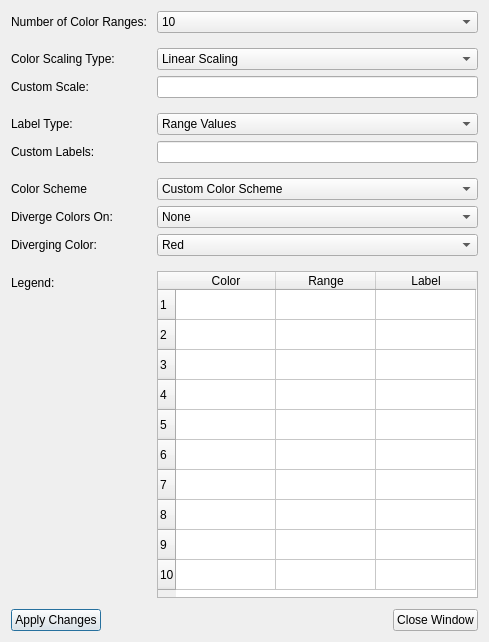
Qt form opus_gui/results_manager/views/mapnik_options_dialog.ui (psrc/urbansim) before a commit.
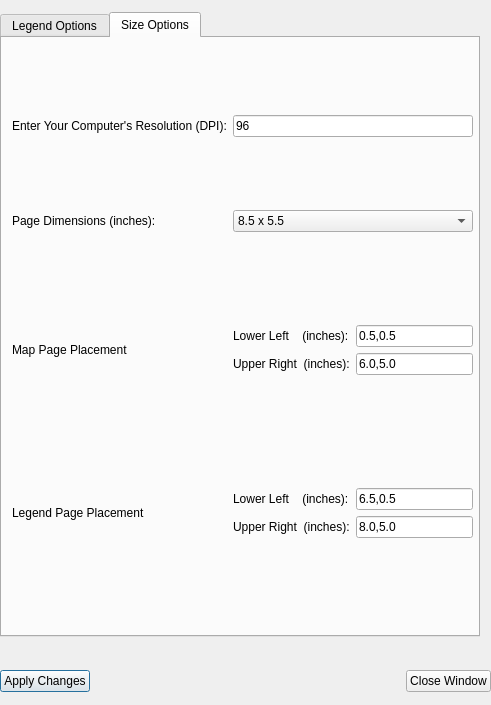
The same form after that commit. The open tabs and pages were chosen to show the change.

Commit message: added size options to mapnik maps

```diff
--- a/opus_gui/results_manager/views/mapnik_options_dialog.ui
+++ b/opus_gui/results_manager/views/mapnik_options_dialog.ui
@@ -5,21 +5,59 @@
    <rect>
     <x>0</x>
     <y>0</y>
-    <width>473</width>
-    <height>642</height>
+    <width>491</width>
+    <height>705</height>
    </rect>
   </property>
   <property name="windowTitle" >
    <string>Dialog</string>
   </property>
+  <widget class="QWidget" name="layoutWidget" >
+   <property name="geometry" >
+    <rect>
+     <x>0</x>
+     <y>0</y>
+     <width>491</width>
+     <height>706</height>
+    </rect>
+   </property>
   <layout class="QVBoxLayout" name="verticalLayout" >
    <item>
-    <layout class="QFormLayout" name="formLayout" >
+     <widget class="QTabWidget" name="tabWidget" >
+      <property name="sizePolicy" >
+       <sizepolicy vsizetype="Fixed" hsizetype="Fixed" >
+        <horstretch>0</horstretch>
+        <verstretch>0</verstretch>
+       </sizepolicy>
+      </property>
+      <property name="minimumSize" >
+       <size>
+        <width>480</width>
+        <height>625</height>
+       </size>
+      </property>
+      <property name="currentIndex" >
+       <number>0</number>
+      </property>
+      <widget class="QWidget" name="tab_legendOptions" >
+       <attribute name="title" >
+        <string>Legend Options</string>
+       </attribute>
+       <widget class="QWidget" name="layoutWidget" >
+        <property name="geometry" >
+         <rect>
+          <x>10</x>
+          <y>10</y>
+          <width>461</width>
+          <height>581</height>
+         </rect>
+        </property>
+        <layout class="QFormLayout" name="formLayout_4" >
      <property name="fieldGrowthPolicy" >
       <enum>QFormLayout::AllNonFixedFieldsGrow</enum>
      </property>
      <item row="0" column="0" >
-      <widget class="QLabel" name="label" >
+          <widget class="QLabel" name="label_31" >
        <property name="text" >
         <string>Number of Color Ranges: </string>
        </property>
@@ -80,7 +118,7 @@
       </widget>
      </item>
      <item row="1" column="1" >
-      <widget class="Line" name="line" >
+          <widget class="Line" name="line_13" >
        <property name="lineWidth" >
         <number>0</number>
        </property>
@@ -90,7 +128,7 @@
       </widget>
      </item>
      <item row="2" column="0" >
-      <widget class="QLabel" name="label_2" >
+          <widget class="QLabel" name="label_32" >
        <property name="text" >
         <string>Color Scaling Type:</string>
        </property>
@@ -116,7 +154,7 @@
       </widget>
      </item>
      <item row="3" column="0" >
-      <widget class="QLabel" name="label_3" >
+          <widget class="QLabel" name="label_33" >
        <property name="text" >
         <string>Custom Scale:</string>
        </property>
@@ -130,7 +168,7 @@
       </widget>
      </item>
      <item row="4" column="1" >
-      <widget class="Line" name="line_2" >
+          <widget class="Line" name="line_14" >
        <property name="lineWidth" >
         <number>0</number>
        </property>
@@ -140,7 +178,7 @@
       </widget>
      </item>
      <item row="5" column="0" >
-      <widget class="QLabel" name="label_8" >
+          <widget class="QLabel" name="label_34" >
        <property name="text" >
         <string>Label Type:</string>
        </property>
@@ -161,7 +199,7 @@
       </widget>
      </item>
      <item row="6" column="0" >
-      <widget class="QLabel" name="label_9" >
+          <widget class="QLabel" name="label_35" >
        <property name="text" >
         <string>Custom Labels:</string>
        </property>
@@ -175,7 +213,7 @@
       </widget>
      </item>
      <item row="7" column="1" >
-      <widget class="Line" name="line_3" >
+          <widget class="Line" name="line_15" >
        <property name="lineWidth" >
         <number>0</number>
        </property>
@@ -185,7 +223,7 @@
       </widget>
      </item>
      <item row="8" column="0" >
-      <widget class="QLabel" name="label_4" >
+          <widget class="QLabel" name="label_36" >
        <property name="text" >
         <string>Color Scheme</string>
        </property>
@@ -221,7 +259,7 @@
       </widget>
      </item>
      <item row="9" column="0" >
-      <widget class="QLabel" name="label_10" >
+          <widget class="QLabel" name="label_37" >
        <property name="text" >
         <string>Diverge Colors On:</string>
        </property>
@@ -287,7 +325,7 @@
       </widget>
      </item>
      <item row="10" column="0" >
-      <widget class="QLabel" name="label_7" >
+          <widget class="QLabel" name="label_38" >
        <property name="text" >
         <string>Diverging Color:</string>
        </property>
@@ -313,7 +351,7 @@
       </widget>
      </item>
      <item row="11" column="1" >
-      <widget class="Line" name="line_4" >
+          <widget class="Line" name="line_16" >
        <property name="lineWidth" >
         <number>0</number>
        </property>
@@ -323,7 +361,7 @@
       </widget>
      </item>
      <item row="12" column="0" >
-      <widget class="QLabel" name="label_5" >
+          <widget class="QLabel" name="label_39" >
        <property name="text" >
         <string>Legend:</string>
        </property>
@@ -340,7 +378,7 @@
        <property name="minimumSize" >
         <size>
          <width>321</width>
-         <height>326</height>
+             <height>323</height>
         </size>
        </property>
        <property name="maximumSize" >
@@ -401,6 +439,166 @@
       </widget>
      </item>
     </layout>
+       </widget>
+      </widget>
+      <widget class="QWidget" name="tab_sizeOptions" >
+       <attribute name="title" >
+        <string>Size Options</string>
+       </attribute>
+       <widget class="QWidget" name="layoutWidget_2" >
+        <property name="geometry" >
+         <rect>
+          <x>10</x>
+          <y>10</y>
+          <width>461</width>
+          <height>581</height>
+         </rect>
+        </property>
+        <layout class="QGridLayout" name="gridLayout" >
+         <item row="0" column="0" >
+          <widget class="QLabel" name="label" >
+           <property name="text" >
+            <string>Enter Your Computer's Resolution (DPI):</string>
+           </property>
+          </widget>
+         </item>
+         <item row="0" column="1" >
+          <widget class="QLineEdit" name="le_resolution" >
+           <property name="text" >
+            <string>96</string>
+           </property>
+          </widget>
+         </item>
+         <item row="1" column="0" >
+          <widget class="QLabel" name="label_2" >
+           <property name="text" >
+            <string>Page Dimensions (inches):</string>
+           </property>
+          </widget>
+         </item>
+         <item row="1" column="1" >
+          <widget class="QComboBox" name="cb_pageDims" >
+           <item>
+            <property name="text" >
+             <string>8.5 x 5.5</string>
+            </property>
+           </item>
+           <item>
+            <property name="text" >
+             <string>8.5 x 11</string>
+            </property>
+           </item>
+           <item>
+            <property name="text" >
+             <string>11 x 8.5</string>
+            </property>
+           </item>
+           <item>
+            <property name="text" >
+             <string>11 x 17</string>
+            </property>
+           </item>
+           <item>
+            <property name="text" >
+             <string>17 x 11</string>
+            </property>
+           </item>
+          </widget>
+         </item>
+         <item row="2" column="0" >
+          <widget class="QLabel" name="label_3" >
+           <property name="text" >
+            <string>Map Page Placement</string>
+           </property>
+          </widget>
+         </item>
+         <item row="3" column="0" >
+          <widget class="QLabel" name="label_4" >
+           <property name="text" >
+            <string>Legend Page Placement</string>
+           </property>
+          </widget>
+         </item>
+         <item row="2" column="1" >
+          <layout class="QGridLayout" name="gridLayout_2" >
+           <property name="topMargin" >
+            <number>20</number>
+           </property>
+           <property name="bottomMargin" >
+            <number>20</number>
+           </property>
+           <item row="0" column="0" >
+            <widget class="QLabel" name="label_5" >
+             <property name="text" >
+              <string>Lower Left    (inches):</string>
+             </property>
+            </widget>
+           </item>
+           <item row="0" column="1" >
+            <widget class="QLineEdit" name="le_map_lower_left" >
+             <property name="text" >
+              <string>0.5,0.5</string>
+             </property>
+            </widget>
+           </item>
+           <item row="1" column="0" >
+            <widget class="QLabel" name="label_6" >
+             <property name="text" >
+              <string>Upper Right  (inches):</string>
+             </property>
+            </widget>
+           </item>
+           <item row="1" column="1" >
+            <widget class="QLineEdit" name="le_map_upper_right" >
+             <property name="text" >
+              <string>6.0,5.0</string>
+             </property>
+            </widget>
+           </item>
+          </layout>
+         </item>
+         <item row="3" column="1" >
+          <layout class="QGridLayout" name="gridLayout_3" >
+           <property name="topMargin" >
+            <number>20</number>
+           </property>
+           <property name="bottomMargin" >
+            <number>20</number>
+           </property>
+           <item row="0" column="0" >
+            <widget class="QLabel" name="label_7" >
+             <property name="text" >
+              <string>Lower Left    (inches):</string>
+             </property>
+            </widget>
+           </item>
+           <item row="1" column="0" >
+            <widget class="QLabel" name="label_8" >
+             <property name="text" >
+              <string>Upper Right  (inches):</string>
+             </property>
+            </widget>
+           </item>
+           <item row="0" column="1" >
+            <widget class="QLineEdit" name="le_legend_lower_left" >
+             <property name="text" >
+              <string>6.5,0.5</string>
+             </property>
+            </widget>
+           </item>
+           <item row="1" column="1" >
+            <widget class="QLineEdit" name="le_legend_upper_right" >
+             <property name="text" >
+              <string>8.0,5.0</string>
+             </property>
+            </widget>
+           </item>
+          </layout>
+         </item>
+        </layout>
+       </widget>
+      </widget>
+     </widget>
    </item>
    <item>
     <spacer name="verticalSpacer" >
@@ -413,7 +611,7 @@
      <property name="sizeHint" stdset="0" >
       <size>
        <width>20</width>
-       <height>5</height>
+        <height>15</height>
       </size>
      </property>
     </spacer>
@@ -451,6 +649,7 @@
    </item>
   </layout>
  </widget>
+ </widget>
  <resources/>
  <connections>
   <connection>
```
Left out of the diff: 10 changed lines with no effect on the pictures. Lines whose indentation alone changed are shown as unchanged. The commit also changes 8 other files.
